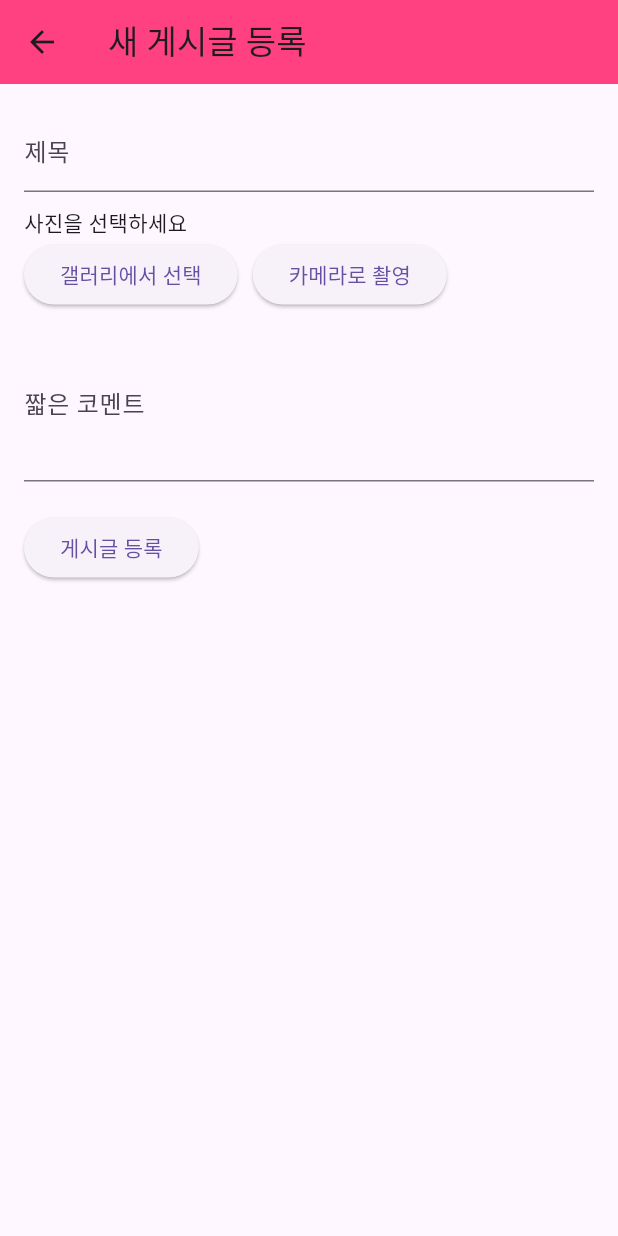
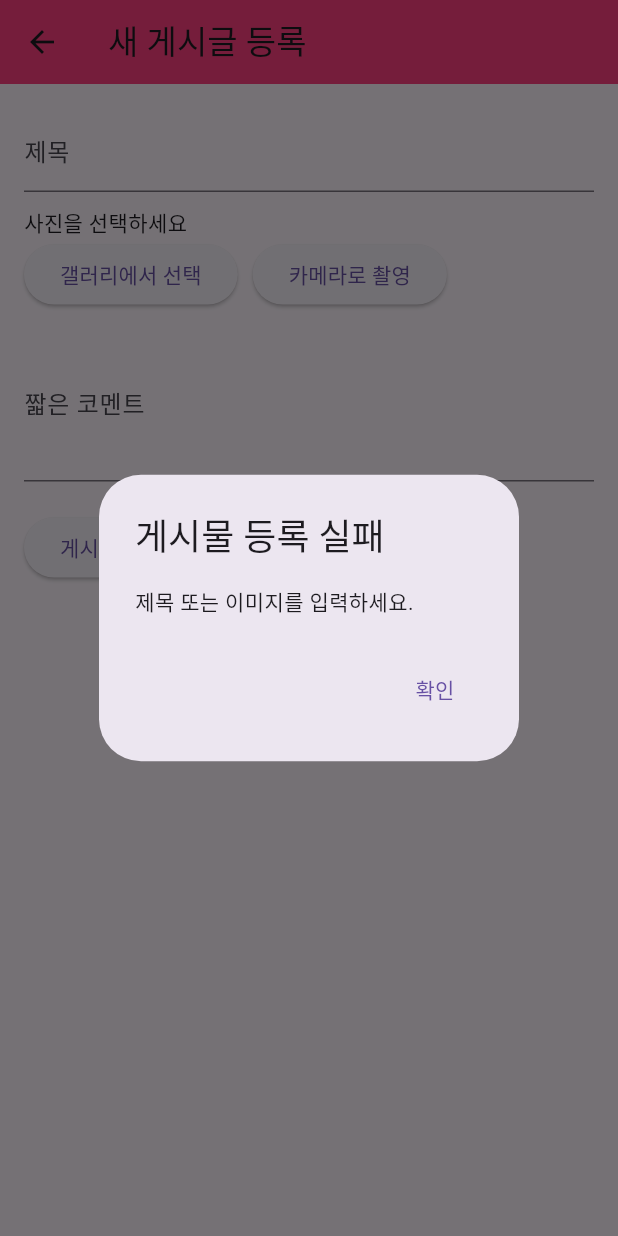
Before and after one commit to my-mini-closet/main_repo, a Flutter app: the AddPostScreen screen opened directly with empty values, after a tap on "게시글 등록", on a phone screen of 412 x 824 dp. Run offline on Flutter 3.47's test engine with Material 3 defaults, Android fonts, the phone set to English and light mode, and no system bars; our stand-ins replace cached_network_image, cloud_firestore, firebase_core, firebase_storage, flutter_dotenv, image_picker and 2 more; missing offline and left inert: kakao_flutter_sdk_user; accounts and stored records are empty.

Commit message:
revise board_screen

```diff
--- a/lib/screens/board_screen.dart
+++ b/lib/screens/board_screen.dart
@@ -415,6 +415,7 @@ class _AddPostScreenState extends State<AddPostScreen> {
         ..fields['userId'] = userId.toString()
         ..files.add(await http.MultipartFile.fromPath('files', _imageFile!.path));
 
+      try {
         final response = await request.send();
         final responseBody = await response.stream.bytesToString();
         print('Response status: ${response.statusCode}');
@@ -422,7 +423,6 @@ class _AddPostScreenState extends State<AddPostScreen> {
 
         if (response.statusCode == 200) {
           final responseData = json.decode(responseBody);
-        // 응답 데이터의 'imageUrls'를 사용
           final imageUrls = responseData['imageUrls'] as List<dynamic>?;
           if (imageUrls != null && imageUrls.isNotEmpty) {
             final imageUrl = imageUrls[0] as String?;
@@ -457,8 +457,44 @@ class _AddPostScreenState extends State<AddPostScreen> {
             ),
           );
         }
+      } catch (e) {
+        print('Error submitting post: $e');
+        showDialog(
+          context: context,
+          builder: (context) => AlertDialog(
+            title: Text('게시물 업로드 실패'),
+            content: Text('네트워크 오류가 발생했습니다.'),
+            actions: [
+              TextButton(
+                onPressed: () {
+                  Navigator.of(context).pop();
+                },
+                child: Text('확인'),
+              ),
+            ],
+          ),
+        );
+      }
+    } else {
+      // 필수 입력값이 비어있을 경우 처리
+      showDialog(
+        context: context,
+        builder: (context) => AlertDialog(
+          title: Text('게시물 등록 실패'),
+          content: Text('제목 또는 이미지를 입력하세요.'),
+          actions: [
+            TextButton(
+              onPressed: () {
+                Navigator.of(context).pop();
+              },
+              child: Text('확인'),
+            ),
+          ],
+        ),
+      );
     }
   }
+
 
   @override
   Widget build(BuildContext context) {
@@ -467,7 +503,8 @@ class _AddPostScreenState extends State<AddPostScreen> {
         title: Text('새 게시글 등록'),
         backgroundColor: Colors.pinkAccent,
       ),
-      body: Padding(
+      body: SingleChildScrollView(
+        child: Padding(
           padding: const EdgeInsets.all(16.0),
           child: Column(
             crossAxisAlignment: CrossAxisAlignment.start,
@@ -479,7 +516,13 @@ class _AddPostScreenState extends State<AddPostScreen> {
               SizedBox(height: 10),
               _imageFile == null
                   ? Text('사진을 선택하세요')
-                : Image.file(_imageFile!),
+                  : Container(
+                height: MediaQuery.of(context).size.height * 0.4,
+                child: Image.file(
+                  _imageFile!,
+                  fit: BoxFit.contain,
+                ),
+              ),
               Row(
                 children: [
                   ElevatedButton(
@@ -507,6 +550,7 @@ class _AddPostScreenState extends State<AddPostScreen> {
             ],
           ),
         ),
+      ),
     );
   }
 }
```
Lines whose indentation alone changed are shown as unchanged.
